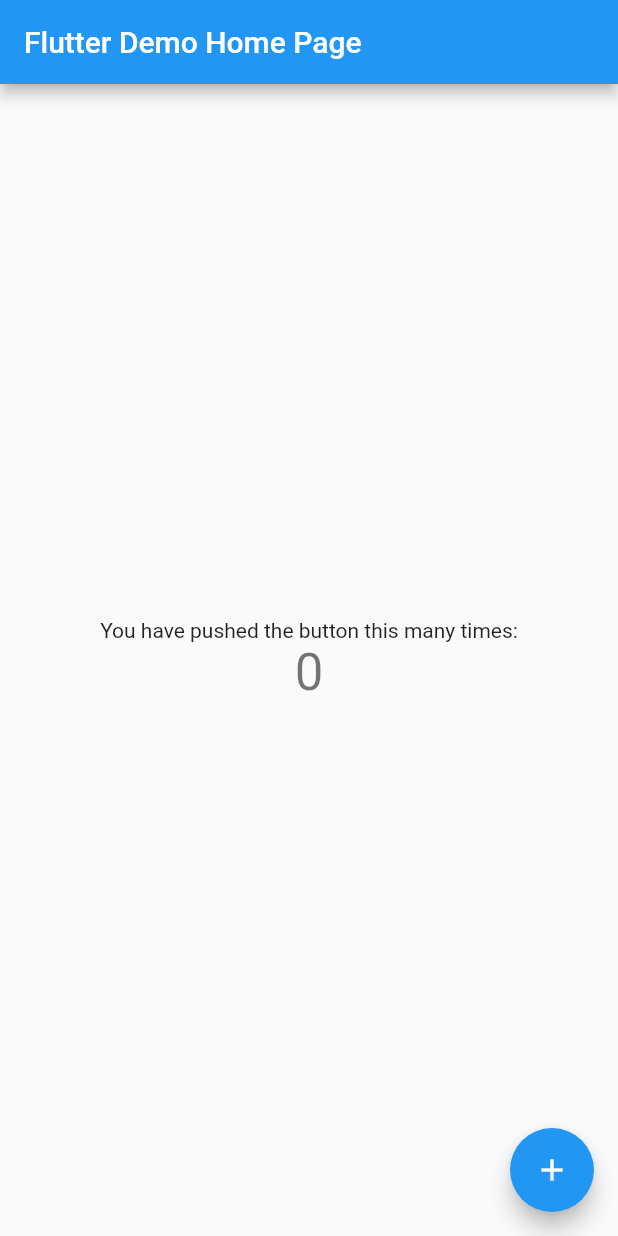
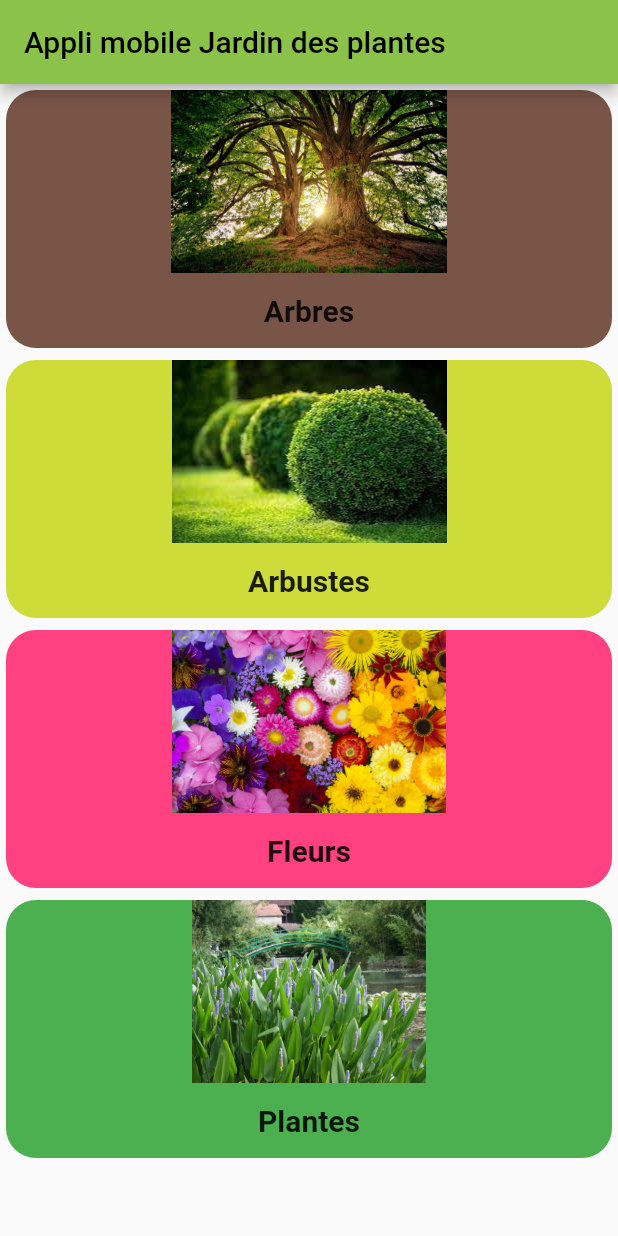
Before and after one commit to Galambur/CDA_AppliMobile, a Flutter app: the screen it shows after launch, on a phone screen of 412 x 824 dp. Run offline on Flutter 3.47's test engine with Material 2 defaults, Android fonts, the phone set to English and light mode, and no system bars.

Commit message:
Etape 1 : page d'accueil

```diff
--- a/lib/main.dart
+++ b/lib/main.dart
@@ -1,4 +1,5 @@
 import 'package:flutter/material.dart';
+import 'package:jardindesplantes/models/type_plante.dart';
 
 void main() {
   runApp(const MyApp());
@@ -11,105 +12,72 @@
   @override
   Widget build(BuildContext context) {
     return MaterialApp(
-      title: 'Flutter Demo',
+      title: 'Jardin des plantes',
       theme: ThemeData(
-        // This is the theme of your application.
-        //
-        // Try running your application with "flutter run". You'll see the
-        // application has a blue toolbar. Then, without quitting the app, try
-        // changing the primarySwatch below to Colors.green and then invoke
-        // "hot reload" (press "r" in the console where you ran "flutter run",
-        // or simply save your changes to "hot reload" in a Flutter IDE).
-        // Notice that the counter didn't reset back to zero; the application
-        // is not restarted.
-        primarySwatch: Colors.blue,
+        primarySwatch: Colors.lightGreen,
       ),
-      home: const MyHomePage(title: 'Flutter Demo Home Page'),
+      home: MyHomePage(title: 'Appli mobile Jardin des plantes'),
     );
   }
 }
 
-class MyHomePage extends StatefulWidget {
-  const MyHomePage({Key? key, required this.title}) : super(key: key);
+class MyHomePage extends StatelessWidget {
+  String title;
 
-  // This widget is the home page of your application. It is stateful, meaning
-  // that it has a State object (defined below) that contains fields that affect
-  // how it looks.
+  MyHomePage({required this.title, Key? key}) : super(key: key);
 
-  // This class is the configuration for the state. It holds the values (in this
-  // case the title) provided by the parent (in this case the App widget) and
-  // used by the build method of the State. Fields in a Widget subclass are
-  // always marked "final".
-
-  final String title;
-
-  @override
-  State<MyHomePage> createState() => _MyHomePageState();
-}
-
-class _MyHomePageState extends State<MyHomePage> {
-  int _counter = 0;
-
-  void _incrementCounter() {
-    setState(() {
-      // This call to setState tells the Flutter framework that something has
-      // changed in this State, which causes it to rerun the build method below
-      // so that the display can reflect the updated values. If we changed
-      // _counter without calling setState(), then the build method would not be
-      // called again, and so nothing would appear to happen.
-      _counter++;
-    });
-  }
+  final _typesPlantes = [
+    TypePlante(1, 'Arbres', 'arbre.png', Colors.brown),
+    TypePlante(2, 'Arbustes', 'arbuste.png', Colors.lime),
+    TypePlante(3, 'Fleurs', 'fleur.png', Colors.pinkAccent),
+    TypePlante(4, 'Plantes', 'plante.png', Colors.green)
+  ];
 
   @override
   Widget build(BuildContext context) {
-    // This method is rerun every time setState is called, for instance as done
-    // by the _incrementCounter method above.
-    //
-    // The Flutter framework has been optimized to make rerunning build methods
-    // fast, so that you can just rebuild anything that needs updating rather
-    // than having to individually change instances of widgets.
     return Scaffold(
         appBar: AppBar(
-        // Here we take the value from the MyHomePage object that was created by
-        // the App.build method, and use it to set our appbar title.
-        title: Text(widget.title),
+          title: Text(title),
         ),
         body: Center(
-        // Center is a layout widget. It takes a single child and positions it
-        // in the middle of the parent.
+          child: ListView.builder(
+            itemCount: _typesPlantes.length,
+            itemBuilder: (context, index) => _buildRow(_typesPlantes[index]),
+            itemExtent: 180,
+          ),
+        ));
+  }
+
+  _buildRow(TypePlante typePlante) {
+    return Container(
+      height: 180,
+      decoration: BoxDecoration(
+          color: typePlante.color,
+          borderRadius: BorderRadius.all(Radius.circular(20.0)),
+      ),
+      margin: EdgeInsets.all(4.0),
       child: Column(
-          // Column is also a layout widget. It takes a list of children and
-          // arranges them vertically. By default, it sizes itself to fit its
-          // children horizontally, and tries to be as tall as its parent.
-          //
-          // Invoke "debug painting" (press "p" in the console, choose the
-          // "Toggle Debug Paint" action from the Flutter Inspector in Android
-          // Studio, or the "Toggle Debug Paint" command in Visual Studio Code)
-          // to see the wireframe for each widget.
-          //
-          // Column has various properties to control how it sizes itself and
-          // how it positions its children. Here we use mainAxisAlignment to
-          // center the children vertically; the main axis here is the vertical
-          // axis because Columns are vertical (the cross axis would be
-          // horizontal).
-          mainAxisAlignment: MainAxisAlignment.center,
         children: <Widget>[
-            const Text(
-              'You have pushed the button this many times:',
+          Expanded(
+              child: Image.asset(
+                'assets/images/types_plantes/${typePlante.image}',
+                fit: BoxFit.fitWidth,
+              )),
+          Container(
+            height: 50,
+            child: Center(
+              child: Text(
+                typePlante.libelle,
+                style: TextStyle(
+                    fontWeight: FontWeight.bold,
+                    fontFamily: 'Roboto',
+                    fontSize: 20
                 ),
-            Text(
-              '$_counter',
-              style: Theme.of(context).textTheme.headline4,
               ),
+            ),
+          )
         ],
       ),
-      ),
-      floatingActionButton: FloatingActionButton(
-        onPressed: _incrementCounter,
-        tooltip: 'Increment',
-        child: const Icon(Icons.add),
-      ), // This trailing comma makes auto-formatting nicer for build methods.
     );
   }
 }
--- /dev/null
+++ b/lib/models/type_plante.dart
@@ -0,0 +1,10 @@
+import 'dart:ui';
+
+class TypePlante{
+  int type;
+  String libelle;
+  String image;
+  Color color;
+
+  TypePlante(this.type, this.libelle, this.image, this.color);
+}
--- a/pubspec.yaml
+++ b/pubspec.yaml
@@ -58,9 +58,8 @@
   uses-material-design: true
 
   # To add assets to your application, add an assets section, like this:
-  # assets:
-  #   - images/a_dot_burr.jpeg
-  #   - images/a_dot_ham.jpeg
+  assets:
+    - assets/images/types_plantes/
 
   # An image asset can refer to one or more resolution-specific "variants", see
   # https://flutter.dev/assets-and-images/#resolution-aware.
```
Also changed, not shown: assets/images/types_plantes/arbre.png (added), assets/images/types_plantes/arbuste.png (added), assets/images/types_plantes/fleur.png (added), assets/images/types_plantes/plante.png (added). Lines whose indentation alone changed are shown as unchanged.
